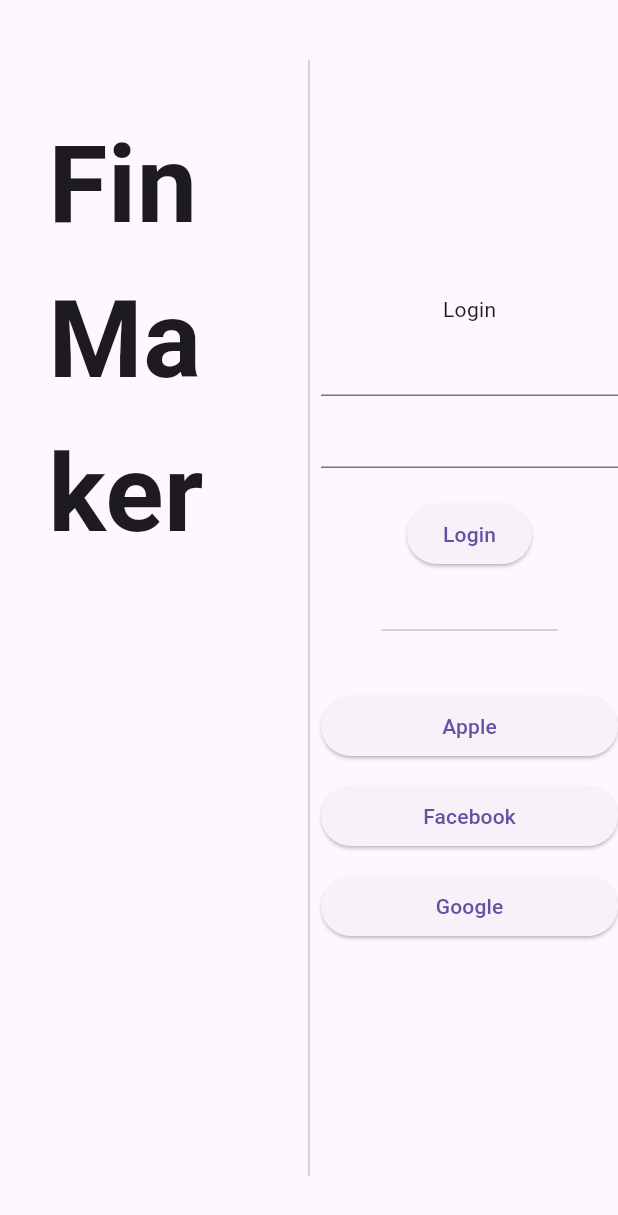
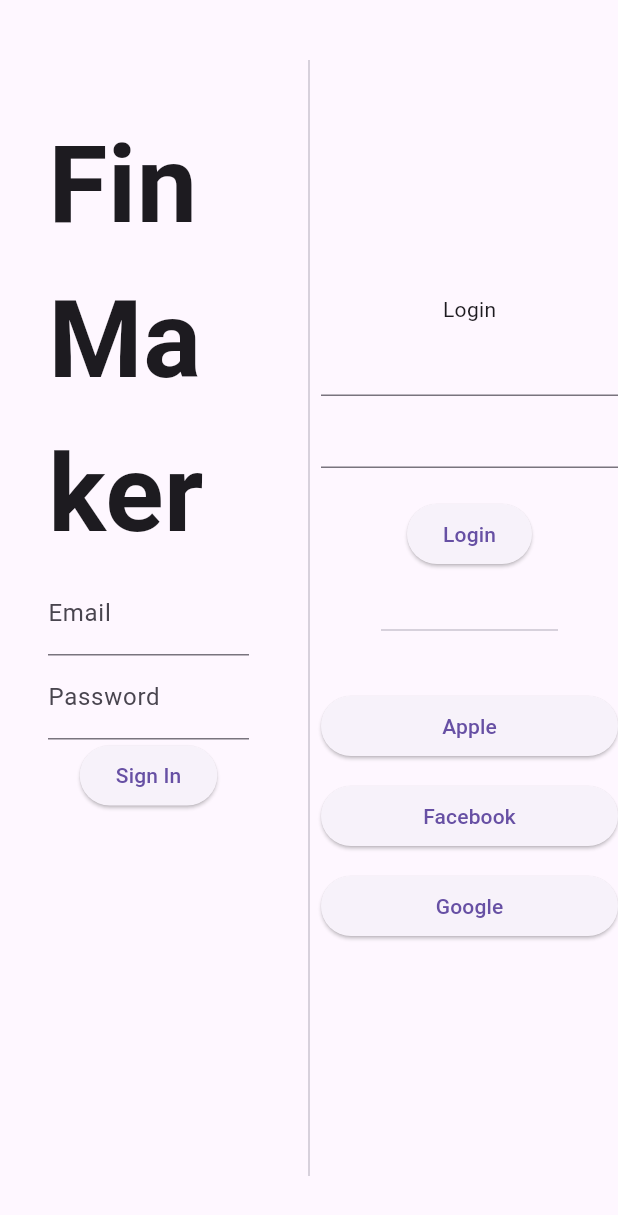
Before and after one commit to Khanin-devmode/finmaker, a Flutter app: the screen it shows after launch, after a tap on "Login", on a phone screen of 412 x 824 dp. Shown: the top 1215 px of the screen. Run offline on Flutter 3.47's test engine with Material 3 defaults, Android fonts, the phone set to English and light mode, and no system bars; our stand-ins replace bloc, equatable, firebase_auth, firebase_core, flutter_bloc; accounts and stored records are empty; network calls fail.

Commit message:
sign in with user email password done

```diff
--- a/lib/features/auth/data/auth_cubit.dart
+++ b/lib/features/auth/data/auth_cubit.dart
@@ -11,9 +11,12 @@ class AuthCubit extends Cubit<AuthState> {
 
   void checkAuthStatus() async {
     final currentUser = _firebaseAuth.currentUser;
+    print('auth checking...');
     if (currentUser != null) {
+      print('user authenticated');
       emit(AuthAuthenticated(currentUser.email!));
     } else {
+      print('no user authenticated');
       emit(AuthUnauthenticated());
     }
   }
--- a/lib/features/auth/presentation/login_page.dart
+++ b/lib/features/auth/presentation/login_page.dart
@@ -1,4 +1,7 @@
+import 'package:finmaker/features/auth/data/auth_cubit.dart';
+import 'package:finmaker/features/auth/data/auth_state.dart';
 import 'package:flutter/material.dart';
+import 'package:flutter_bloc/flutter_bloc.dart';
 
 class LoginPage extends StatefulWidget {
   const LoginPage({super.key});
@@ -14,25 +17,96 @@ class _LoginPageState extends State<LoginPage> {
     ),
   );
 
+  final _emailController = TextEditingController();
+  final _passwordController = TextEditingController();
+
   @override
   Widget build(BuildContext context) {
     return Scaffold(
-      // appBar: AppBar(
-      //   title: const Text('Login'),
-      // ),
       body: Padding(
         padding: const EdgeInsets.only(top: 40, bottom: 40),
         child: Row(
           children: [
-            const Expanded(
+            Expanded(
               child: Padding(
                 padding: EdgeInsets.all(32.0),
                 child: Column(
                   crossAxisAlignment: CrossAxisAlignment.start,
                   children: [
-                    Text(
+                    const Text(
                       'FinMaker',
-                      style: TextStyle(fontSize: 72, fontWeight: FontWeight.bold),
+                      style:
+                          TextStyle(fontSize: 72, fontWeight: FontWeight.bold),
+                    ),
+                    BlocConsumer<AuthCubit, AuthState>(
+                      builder: (context, state) {
+                        if (state is AuthInitial || state is AuthLoading) {
+                          return const Center(
+                            child: CircularProgressIndicator(),
+                          );
+                        } else if (state is AuthAuthenticated) {
+                          return Center(
+                            child: Column(
+                              mainAxisAlignment: MainAxisAlignment.center,
+                              children: [
+                                Text('Welcome, ${state.email}'),
+                                ElevatedButton(
+                                  onPressed: () {
+                                    context.read<AuthCubit>().signOut();
+                                  },
+                                  child: const Text('Sign Out'),
+                                ),
+                              ],
+                            ),
+                          );
+                        } else if (state is AuthUnauthenticated) {
+                          return Center(
+                            child: Column(
+                              mainAxisAlignment: MainAxisAlignment.center,
+                              children: [
+                                TextField(
+                                  controller: _emailController,
+                                  decoration:
+                                      const InputDecoration(labelText: 'Email'),
+                                ),
+                                TextField(
+                                    controller: _passwordController,
+                                    decoration: const InputDecoration(
+                                        labelText: 'Password'),
+                                    obscureText: true),
+                                ElevatedButton(
+                                  onPressed: () {
+                                    final email = _emailController.text;
+                                    final password = _passwordController.text;
+                                    context
+                                        .read<AuthCubit>()
+                                        .signIn(email, password);
+                                  },
+                                  child: const Text('Sign In'),
+                                ),
+                              ],
+                            ),
+                          );
+                        } else {
+                          return const Center(
+                              child: CircularProgressIndicator());
+                        }
+                      },
+                      listener: (context, state) {
+                        if (state is AuthAuthenticated) {
+                          ScaffoldMessenger.of(context).showSnackBar(
+                            SnackBar(
+                              content: Text('Welcome ${state.email}'),
+                            ),
+                          );
+                        } else if (state is AuthError) {
+                          ScaffoldMessenger.of(context).showSnackBar(
+                            SnackBar(
+                              content: Text('Error: ${state.message}'),
+                            ),
+                          );
+                        }
+                      },
                     ),
                   ],
                 ),
@@ -52,7 +126,10 @@ class _LoginPageState extends State<LoginPage> {
                           TextFormField(),
                           TextFormField(),
                           const SizedBox(height: 20),
-                          ElevatedButton(onPressed: () {}, child: Text('Login'))
+                          ElevatedButton(
+                            onPressed: () {},
+                            child: const Text('Login'),
+                          )
                         ],
                       ),
                     ),
--- a/lib/main.dart
+++ b/lib/main.dart
@@ -2,12 +2,15 @@ import 'package:finmaker/features/auth/presentation/login_page.dart';
 import 'package:finmaker/firebase_options.dart';
 import 'package:firebase_core/firebase_core.dart';
 import 'package:flutter/material.dart';
+import 'package:flutter_bloc/flutter_bloc.dart';
 
-void main() async{
+import 'features/auth/data/auth_cubit.dart';
+
+void main() async {
   WidgetsFlutterBinding.ensureInitialized();
   await Firebase.initializeApp(
-  options: DefaultFirebaseOptions.currentPlatform,
-);
+    options: DefaultFirebaseOptions.currentPlatform,
+  );
   runApp(const MyApp());
 }
 
@@ -21,7 +24,10 @@ class MyApp extends StatelessWidget {
       theme: ThemeData(
         useMaterial3: true,
       ),
-      home: const LoginPage(),
+      home: BlocProvider(
+        create: (context) => AuthCubit()..checkAuthStatus(),
+        child: LoginPage(),
+      ),
     );
   }
 }
--- a/pubspec.yaml
+++ b/pubspec.yaml
@@ -9,6 +9,7 @@ environment:
   sdk: '>=3.3.4 <4.0.0'
 
 dependencies:
+  bloc: ^8.1.4
   equatable: ^2.0.5
   firebase_auth: ^4.19.5
   firebase_core: ^2.31.0
```
Also changed, not shown: pubspec.lock.
